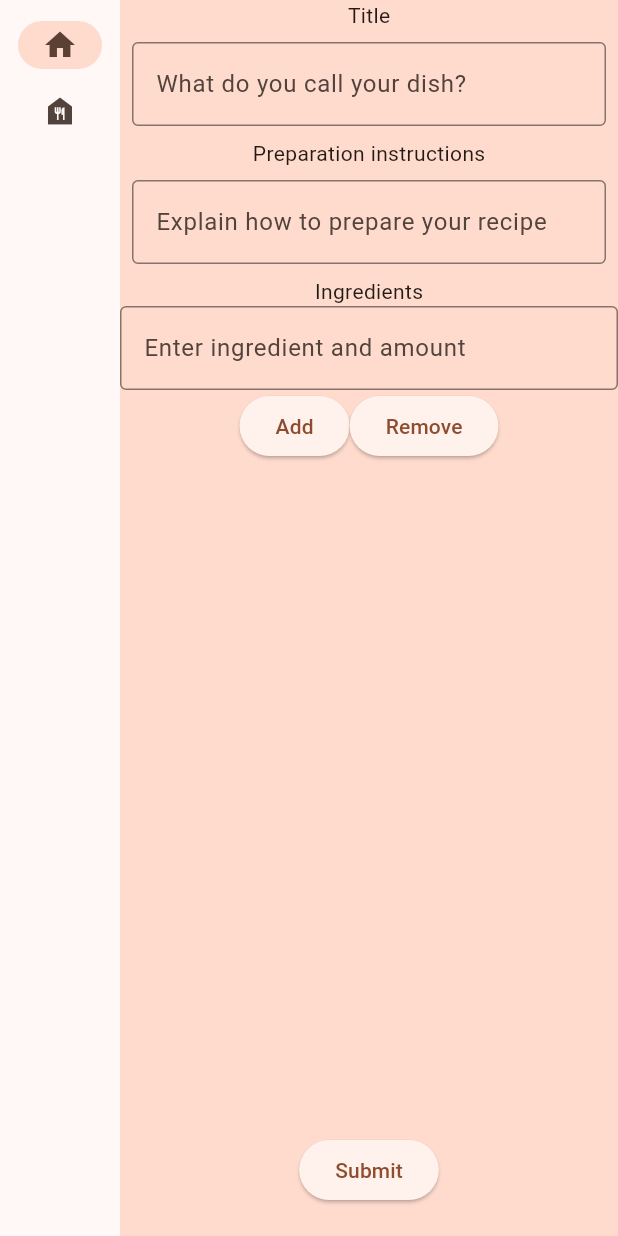
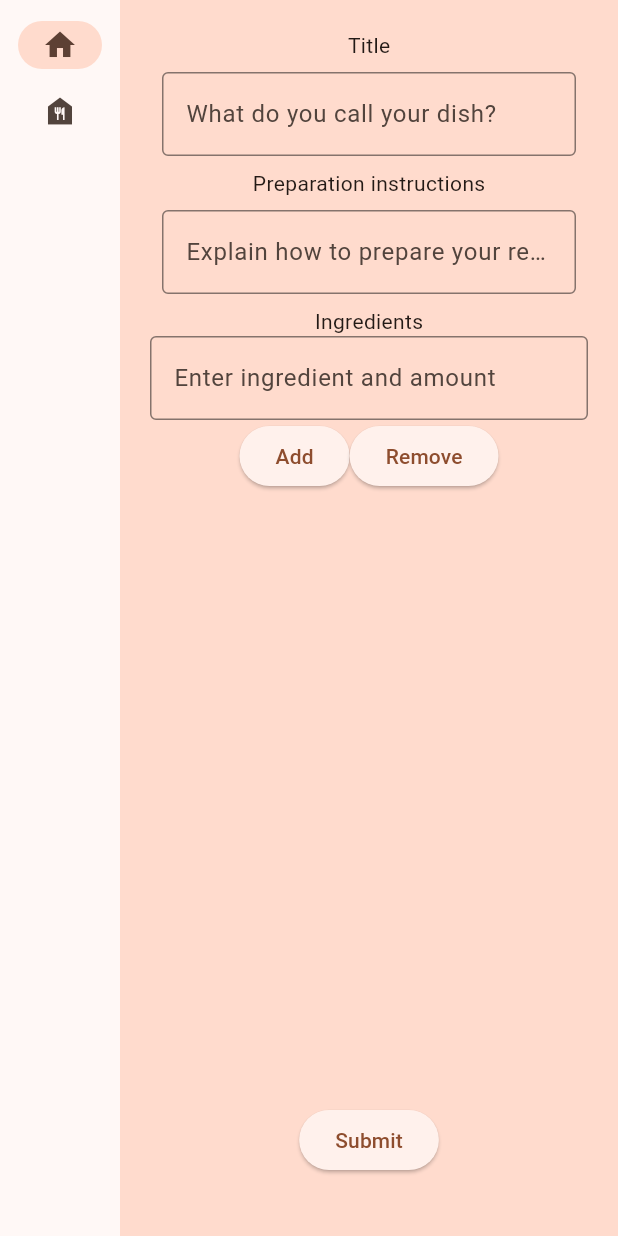
Before and after one commit to AndyMee317/sous_chef, a Flutter app: the screen it shows after launch, on a phone screen of 412 x 824 dp. Run offline on Flutter 3.47's test engine with Material 3 defaults, Android fonts, the light colour scheme and no system bars.

Commit message:
Add padding to main column in recipe maker

```diff
--- a/lib/main.dart
+++ b/lib/main.dart
@@ -147,7 +147,9 @@
   @override
   Widget build(BuildContext context){
     var appState = context.watch<MyAppState>();
-    return Center(
+    return Padding(
+      padding: const EdgeInsets.all(20.0),
+      child: Center(
         child: Column(
           mainAxisAlignment: MainAxisAlignment.center,
           children: [
@@ -222,6 +224,7 @@
             ),
           ],
         ),
+      ),
     );
   }
 }
```
Lines whose indentation alone changed are shown as unchanged.
